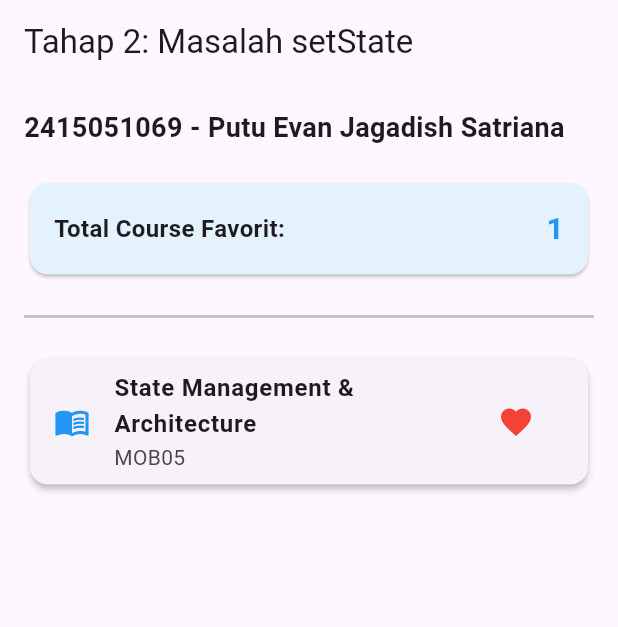
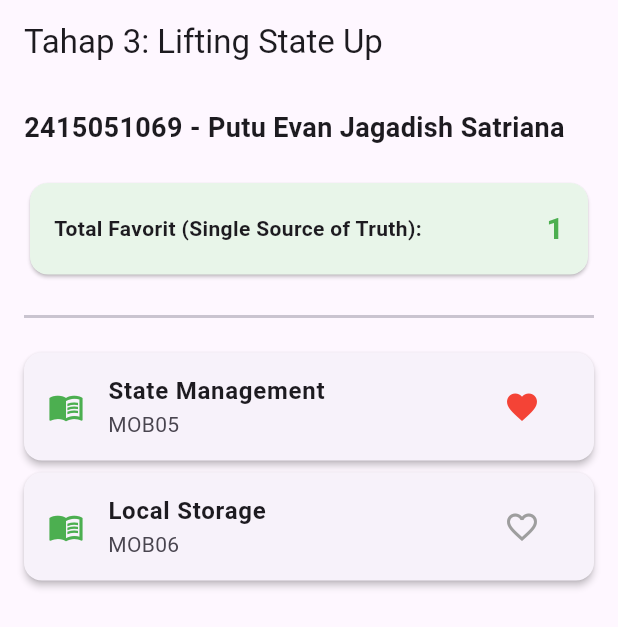
Before and after one commit to pannpanns/Course-Explorer, a Flutter app: the screen it shows after launch, after a tap on the "favorite outline" icon, on a phone screen of 412 x 824 dp. Shown: the top 627 px of the screen. Run offline on Flutter 3.47's test engine with Material 3 defaults, Android fonts, the phone set to English and light mode, and no system bars.

Commit message:
Tahap 3: Terapkan lifting state up dan single source of truth

```diff
--- a/lib/main.dart
+++ b/lib/main.dart
@@ -6,49 +6,67 @@ const String studentId = '2415051069';
 void main() {
   runApp(const MaterialApp(
     debugShowCheckedModeBanner: false,
-    home: Tahap2Page(),
+    home: Tahap3Page(),
   ));
 }
 
-class Tahap2Page extends StatefulWidget {
-  const Tahap2Page({super.key});
+class Tahap3Page extends StatefulWidget {
+  const Tahap3Page({super.key});
 
   @override
-  State<Tahap2Page> createState() => _Tahap2PageState();
+  State<Tahap3Page> createState() => _Tahap3PageState();
 }
 
-class _Tahap2PageState extends State<Tahap2Page> {
-  bool isFavorite = false;
+class _Tahap3PageState extends State<Tahap3Page> {
+  final Set<String> _favoriteCourseCodes = {};
 
-  void toggleFavorite() {
+  final List<Map<String, String>> _courses = [
+    {'code': 'MOB05', 'title': 'State Management'},
+    {'code': 'MOB06', 'title': 'Local Storage'},
+  ];
+
+  void _toggleFavorite(String code) {
     setState(() {
-      isFavorite = !isFavorite;
+      if (_favoriteCourseCodes.contains(code)) {
+        _favoriteCourseCodes.remove(code);
+      } else {
+        _favoriteCourseCodes.add(code);
+      }
     });
   }
 
   @override
   Widget build(BuildContext context) {
     return Scaffold(
-      appBar: AppBar(title: const Text('Tahap 2: Masalah setState')),
+      appBar: AppBar(title: const Text('Tahap 3: Lifting State Up')),
       body: Padding(
         padding: const EdgeInsets.all(16.0),
         child: Column(
           crossAxisAlignment: CrossAxisAlignment.start,
           children: [
-            Text(
+            const Text(
               '$studentId - $studentName',
-              style: const TextStyle(fontSize: 18, fontWeight: FontWeight.bold),
+              style: TextStyle(fontSize: 18, fontWeight: FontWeight.bold),
             ),
             const SizedBox(height: 20),
-            CourseSummary(isFavorite: isFavorite),
+            CourseSummary(favoriteCount: _favoriteCourseCodes.length),
             const SizedBox(height: 16),
             const Divider(thickness: 2),
             const SizedBox(height: 16),
-            CourseItem(
-              title: 'State Management & Architecture',
-              code: 'MOB05',
-              isFavorite: isFavorite,
-              onFavoriteToggle: toggleFavorite,
+            Expanded(
+              child: ListView.builder(
+                itemCount: _courses.length,
+                itemBuilder: (context, index) {
+                  final course = _courses[index];
+                  final isFav = _favoriteCourseCodes.contains(course['code']);
+                  return CourseCard(
+                    title: course['title']!,
+                    code: course['code']!,
+                    isFavorite: isFav,
+                    onFavoriteChanged: () => _toggleFavorite(course['code']!),
+                  );
+                },
+              ),
             ),
           ],
         ),
@@ -58,29 +76,29 @@ class _Tahap2PageState extends State<Tahap2Page> {
 }
 
 class CourseSummary extends StatelessWidget {
-  final bool isFavorite;
+  final int favoriteCount;
 
-  const CourseSummary({super.key, required this.isFavorite});
+  const CourseSummary({super.key, required this.favoriteCount});
 
   @override
   Widget build(BuildContext context) {
     return Card(
-      color: Colors.blue.shade50,
+      color: Colors.green.shade50,
       child: Padding(
         padding: const EdgeInsets.all(16.0),
         child: Row(
           mainAxisAlignment: MainAxisAlignment.spaceBetween,
           children: [
             const Text(
-              'Total Course Favorit:',
-              style: TextStyle(fontSize: 16, fontWeight: FontWeight.w600),
+              'Total Favorit (Single Source of Truth):',
+              style: TextStyle(fontSize: 14, fontWeight: FontWeight.w600),
             ),
             Text(
-              '${isFavorite ? 1 : 0}',
+              '$favoriteCount',
               style: const TextStyle(
                 fontSize: 20,
                 fontWeight: FontWeight.bold,
-                color: Colors.blue,
+                color: Colors.green,
               ),
             ),
           ],
@@ -90,26 +108,27 @@ class CourseSummary extends StatelessWidget {
   }
 }
 
-class CourseItem extends StatelessWidget {
+class CourseCard extends StatelessWidget {
   final String title;
   final String code;
   final bool isFavorite;
-  final VoidCallback onFavoriteToggle;
+  final VoidCallback onFavoriteChanged;
 
-  const CourseItem({
+  const CourseCard({
     super.key,
     required this.title,
     required this.code,
     required this.isFavorite,
-    required this.onFavoriteToggle,
+    required this.onFavoriteChanged,
   });
 
   @override
   Widget build(BuildContext context) {
     return Card(
       elevation: 2,
+      margin: const EdgeInsets.only(bottom: 8.0),
       child: ListTile(
-        leading: const Icon(Icons.menu_book, color: Colors.blue),
+        leading: const Icon(Icons.menu_book, color: Colors.green),
         title: Text(title, style: const TextStyle(fontWeight: FontWeight.bold)),
         subtitle: Text(code),
         trailing: IconButton(
@@ -117,7 +136,7 @@ class CourseItem extends StatelessWidget {
             isFavorite ? Icons.favorite : Icons.favorite_border,
             color: isFavorite ? Colors.red : Colors.grey,
           ),
-          onPressed: onFavoriteToggle,
+          onPressed: onFavoriteChanged,
         ),
       ),
     );
```
